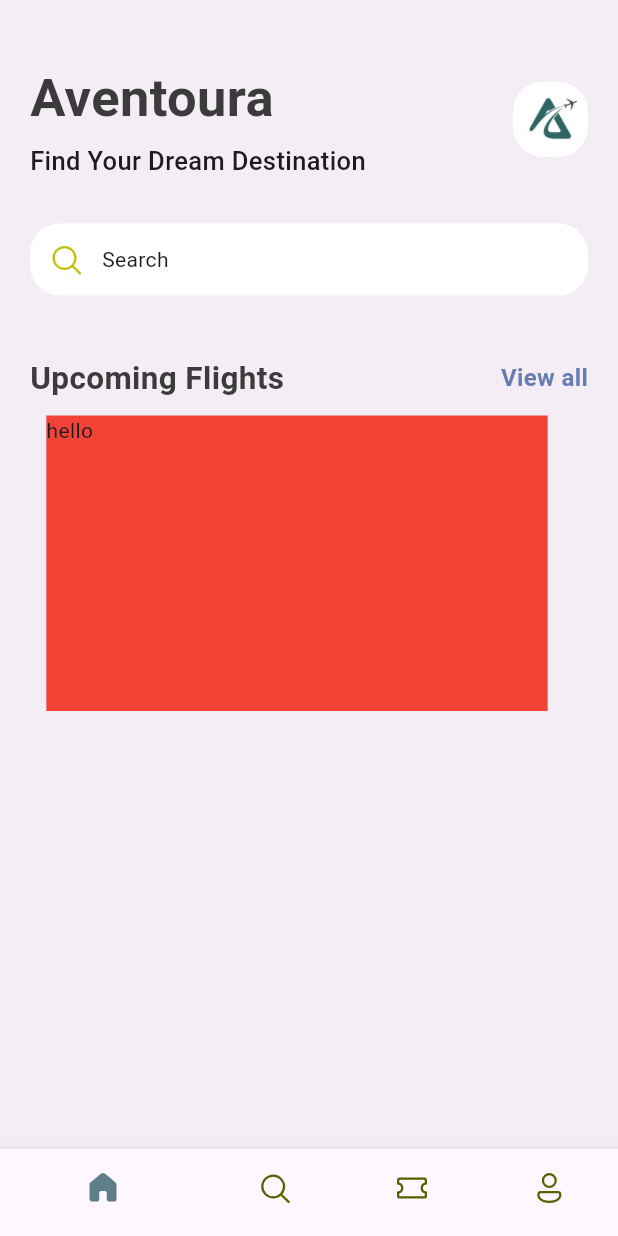
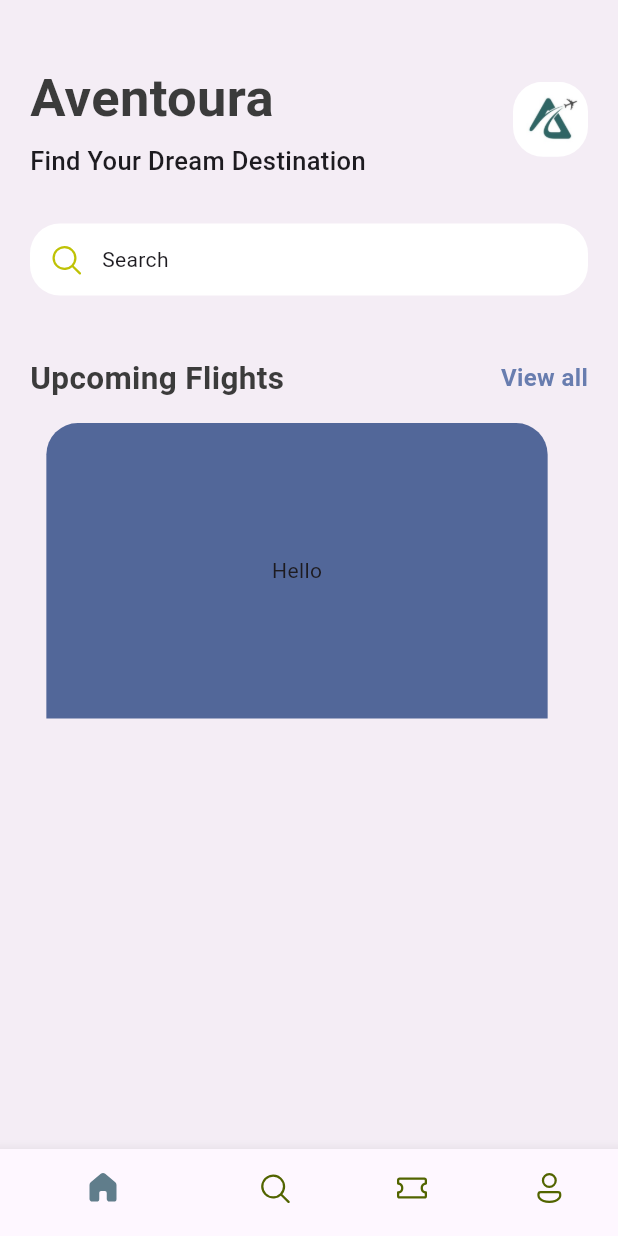
Before and after one commit to Zyzenmax/Aventoura-App, a Flutter app: the screen it shows after launch, on a phone screen of 412 x 824 dp. Run offline on Flutter 3.47's test engine with Material 3 defaults, Android fonts, the phone set to English and light mode, and no system bars; our stand-ins replace fluentui_icons.

Commit message:
Style TicketView left and right border

```diff
--- a/ticket_app/lib/base/res/styles/app_styles.dart
+++ b/ticket_app/lib/base/res/styles/app_styles.dart
@@ -6,6 +6,7 @@ class AppStyles {
   static Color primaryColor = primary;
   static Color textColor = const Color(0xff3b3b3b);
   static Color bgColor = Color.fromARGB(15, 82, 80, 80);
+  static Color ticketBlue = Color(0xff526799);
 
   static TextStyle textStyle =
       TextStyle(fontSize: 16, color: textColor, fontWeight: FontWeight.bold);
--- a/ticket_app/lib/base/widgets/ticket_view.dart
+++ b/ticket_app/lib/base/widgets/ticket_view.dart
@@ -1,4 +1,5 @@
 import 'package:flutter/material.dart';
+import 'package:ticket_app/base/res/styles/app_styles.dart';
 
 class TicketView extends StatelessWidget {
   const TicketView({super.key});
@@ -13,8 +14,12 @@ class TicketView extends StatelessWidget {
       height: 197,
       child: Container(
         margin: const EdgeInsets.only(right: 16),
-        color: Colors.red,
-        child: const Text("hello"),
+        // ignore: sort_child_properties_last
+        child: const Center(child: Text("Hello")),
+        decoration: BoxDecoration(
+            color: AppStyles.ticketBlue,
+            borderRadius: const BorderRadius.only(
+                topLeft: Radius.circular(21), topRight: Radius.circular(21))),
       ),
     );
   }
--- a/ticket_app/lib/screens/home_screens.dart
+++ b/ticket_app/lib/screens/home_screens.dart
@@ -86,7 +86,7 @@ class HomeScreen extends StatelessWidget {
                 ),
 
                 const SizedBox(
-                  height: 10,
+                  height: 15,
                 ),
 
                 TicketView()
```
